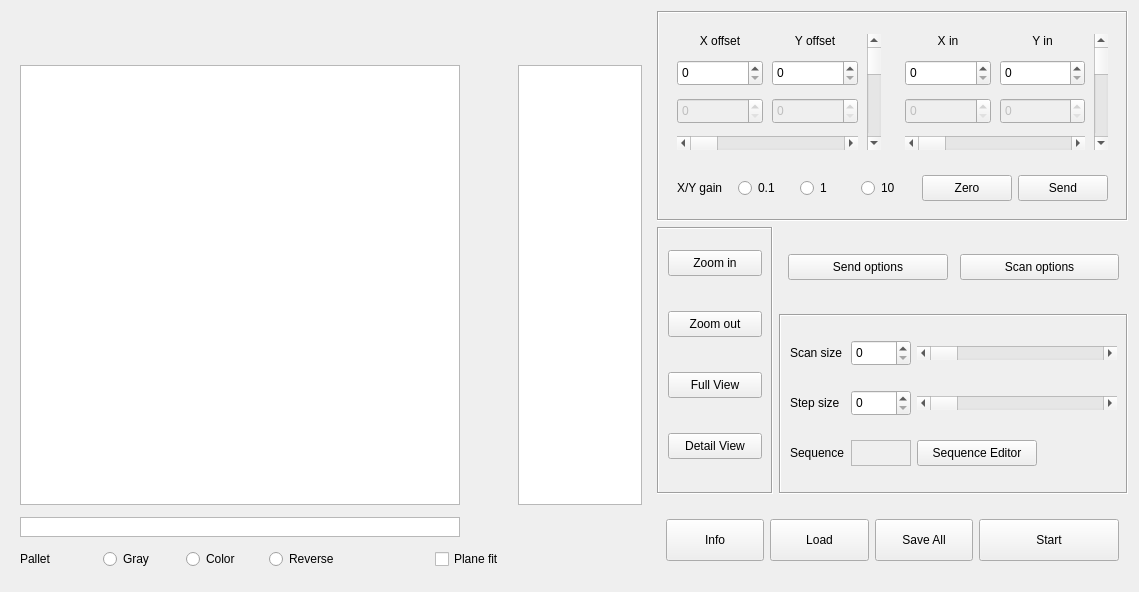
Above: pyqt5 STM software/ui/Scan.ui from freestylexyz/STM-pyqt5-software before the change. Below: the same form after it.
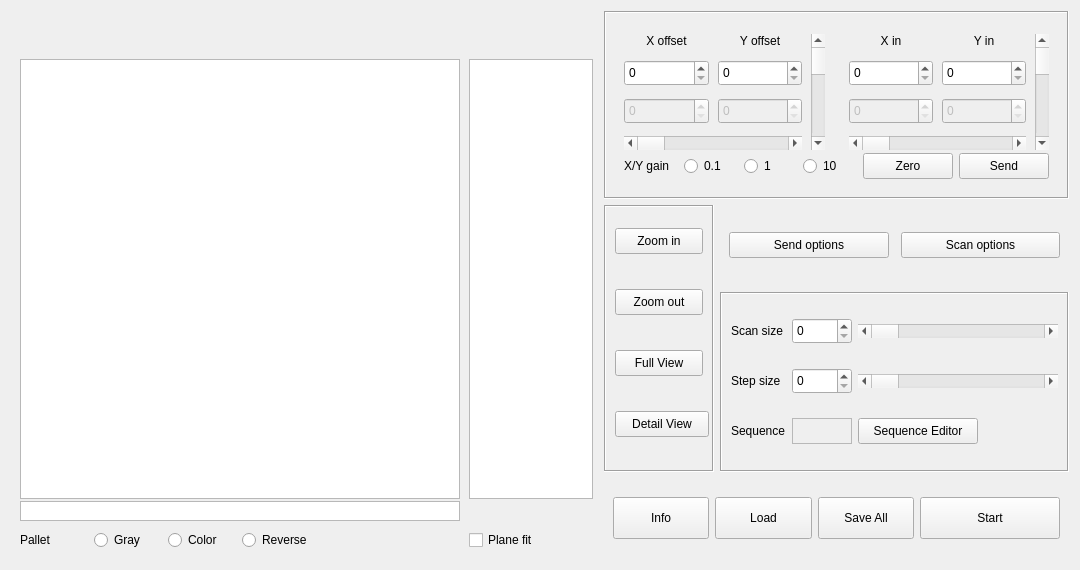
That is the form after the change. Custom widgets are drawn as their Qt base class.

The edit to the form file:
```diff
--- a/pyqt5 STM software/ui/Scan.ui
+++ b/pyqt5 STM software/ui/Scan.ui
@@ -6,8 +6,8 @@
    <rect>
     <x>0</x>
     <y>0</y>
-    <width>1139</width>
-    <height>592</height>
+    <width>1080</width>
+    <height>570</height>
    </rect>
   </property>
   <property name="sizePolicy">
@@ -580,13 +580,6 @@
         </property>
        </widget>
       </item>
-      <item row="3" column="5">
-       <widget class="QCheckBox" name="checkBox_PlaneFit_Scan">
-        <property name="text">
-         <string>Plane fit</string>
-        </property>
-       </widget>
-      </item>
       <item row="3" column="2">
        <widget class="QRadioButton" name="radioButton_Color_Scan">
         <property name="text">
@@ -630,6 +623,13 @@
         </property>
        </widget>
       </item>
+      <item row="3" column="6">
+       <widget class="QCheckBox" name="checkBox_PlaneFit_Scan">
+        <property name="text">
+         <string>Plane fit</string>
+        </property>
+       </widget>
+      </item>
      </layout>
     </widget>
    </item>
```
